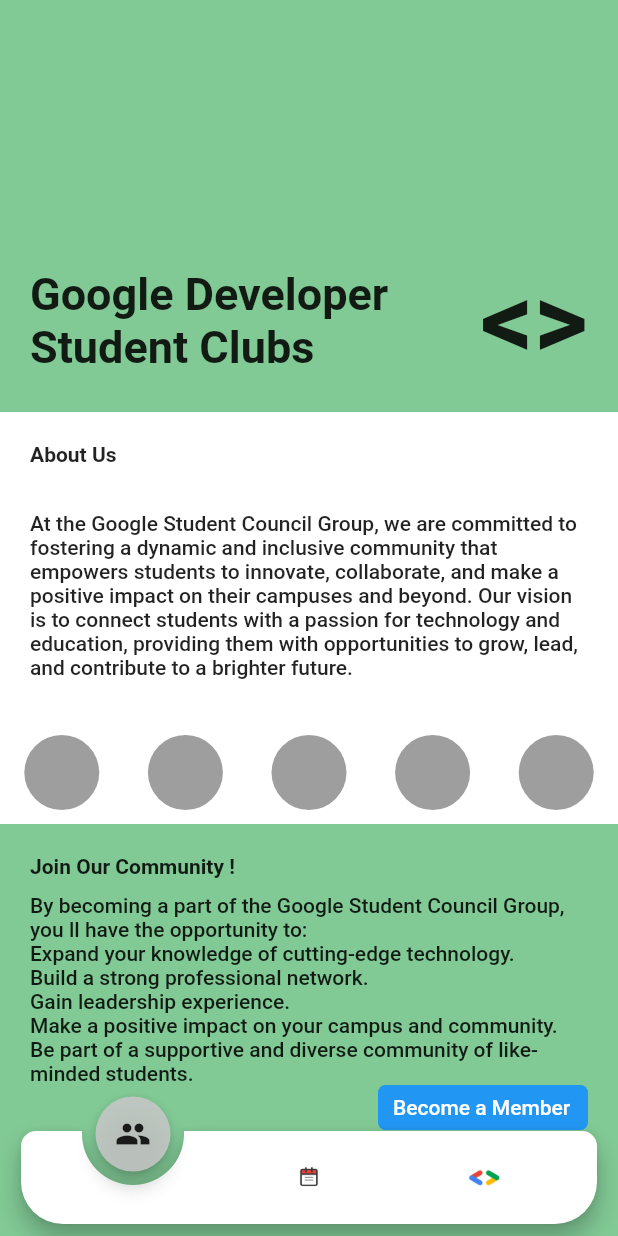
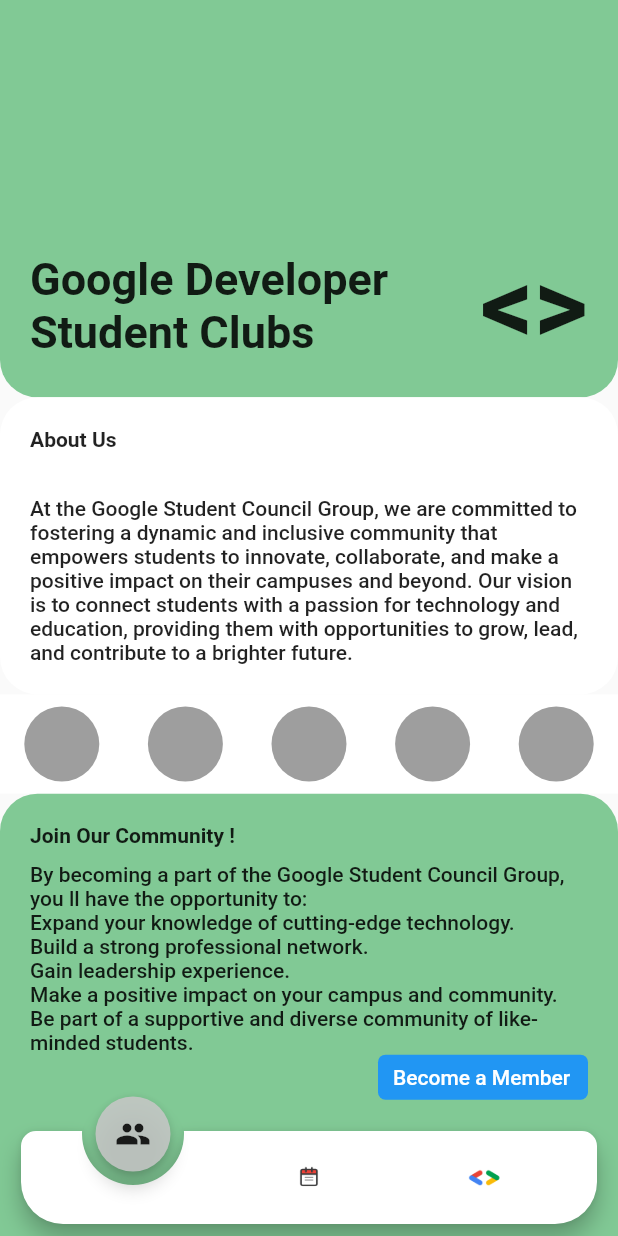
Before and after one commit to tanmaybhole18/GDSCMGMCETAPP, a Flutter app: the screen it shows after launch, swiped to page 3, on a phone screen of 412 x 824 dp. Run offline on Flutter 3.47's test engine with Material 2 defaults, Android fonts, the phone set to English and light mode, and no system bars; drawn by our look-alikes of animated_notch_bottom_bar.

Commit message:
fivth commit

```diff
--- a/lib/TeamPageHelper/leads.dart
+++ b/lib/TeamPageHelper/leads.dart
@@ -10,9 +10,6 @@ class Leads extends StatelessWidget {
         crossAxisAlignment: CrossAxisAlignment.center,
         mainAxisAlignment: MainAxisAlignment.center,
         children: [
-          const SizedBox(
-            width: 10,
-          ),
           Image.asset(
             'assets/GDSC left.png',
             height: 70,
--- a/lib/pages/about_us.dart
+++ b/lib/pages/about_us.dart
@@ -7,9 +7,9 @@ class AboutPage extends StatelessWidget {
 
   @override
   Widget build(BuildContext context) {
-    return const Column(children: [
+    return Column(children: [
       Expanded(flex: 4, child: Heading()),
-      Expanded(flex: 3, child: AboutUs()),
+      AboutUs(),
       Expanded(
         flex: 1,
         child: HeadProfile(),
@@ -18,10 +18,12 @@ class AboutPage extends StatelessWidget {
         flex: 4,
         child: JoinUs(),
       ),
-      //Heading()
-      //AboutUs()
-      //HeadProfile(),
-      //JoinUs(),
+      SizedBox(
+        height: 30,
+        child: Container(
+          color: Color.fromARGB(255, 129, 201, 149),
+        ),
+      )
     ]);
   }
 }
@@ -34,7 +36,12 @@ class Heading extends StatelessWidget {
   @override
   Widget build(BuildContext context) {
     return Container(
-        color: const Color.fromARGB(255, 129, 201, 149),
+        decoration: BoxDecoration(
+          borderRadius: BorderRadius.only(
+              bottomLeft: Radius.circular(25),
+              bottomRight: Radius.circular(25)),
+          color: const Color.fromARGB(255, 129, 201, 149),
+        ),
         padding: const EdgeInsets.all(20),
         alignment: Alignment.bottomLeft,
         child: const Row(
@@ -63,7 +70,10 @@ class AboutUs extends StatelessWidget {
   @override
   Widget build(BuildContext context) {
     return Container(
-      color: Colors.white,
+      decoration: BoxDecoration(
+        borderRadius: BorderRadius.all(Radius.circular(25)),
+        color: Colors.white,
+      ),
       padding: const EdgeInsets.all(20),
       child: Column(crossAxisAlignment: CrossAxisAlignment.start, children: [
         const Text(
@@ -142,7 +152,11 @@ class JoinUs extends StatelessWidget {
   @override
   Widget build(BuildContext context) {
     return Container(
-        color: const Color.fromARGB(255, 129, 201, 149),
+        decoration: BoxDecoration(
+          borderRadius: BorderRadius.only(
+              topLeft: Radius.circular(25), topRight: Radius.circular(25)),
+          color: const Color.fromARGB(255, 129, 201, 149),
+        ),
         padding: const EdgeInsets.all(20),
         child: Column(
           crossAxisAlignment: CrossAxisAlignment.start,
--- a/lib/pages/teampage.dart
+++ b/lib/pages/teampage.dart
@@ -56,12 +56,12 @@ class _TeamPageState extends State<TeamPage> {
               const SizedBox(
                 height: 15,
               ),
-              Container(
+              SizedBox(
                 width: MediaQuery.of(context).size.width,
                 child: Leads(),
               ),
               const SizedBox(
-                height: 5,
+                height: 15,
               ),
               Row(
                   crossAxisAlignment: CrossAxisAlignment.center,
@@ -74,10 +74,13 @@ class _TeamPageState extends State<TeamPage> {
                     ),
                   ]),
               const SizedBox(
-                height: 15,
+                height: 35,
               ),
               Expanded(
                 child: TeamList(),
+              ),
+              const SizedBox(
+                height: 100,
               )
             ]),
       ),
```
